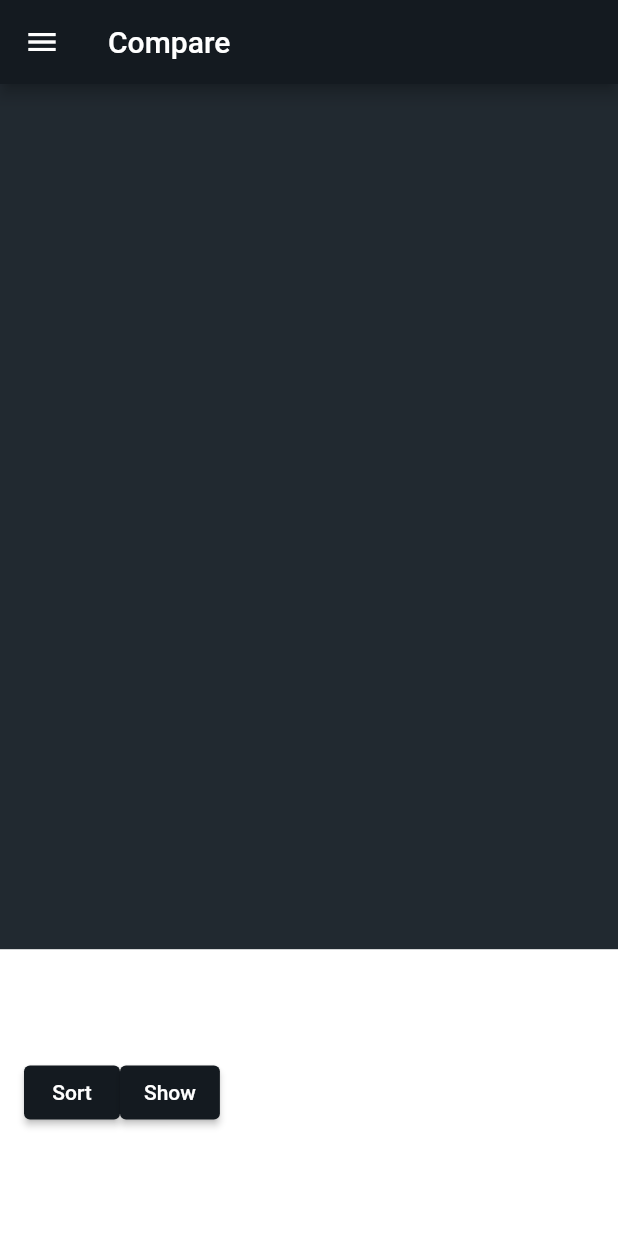
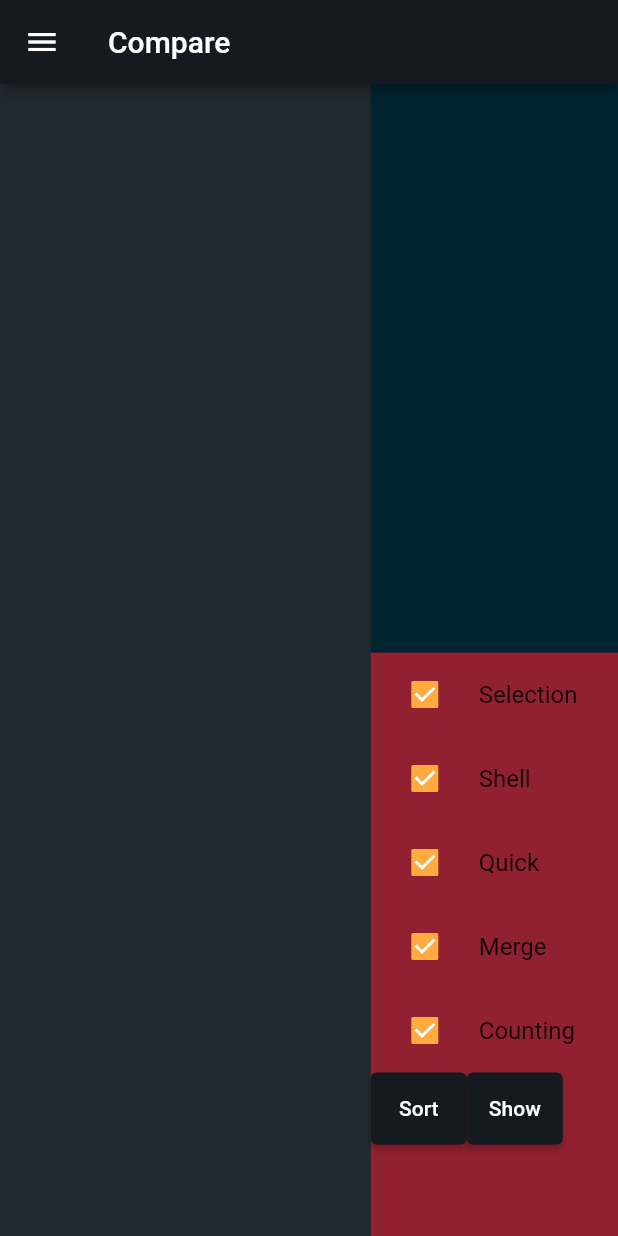
Before and after one commit to sejum-x/ASD, a Flutter app: the screen it shows after launch, on a phone screen of 412 x 824 dp. Run offline on Flutter 3.47's test engine with Material 2 defaults, Android fonts, the phone set to English and light mode, and no system bars; drawn by our look-alikes of hidden_drawer_menu; our stand-ins replace fl_chart.

Commit message:
cmp layout

```diff
--- a/lib/pages/compare.dart
+++ b/lib/pages/compare.dart
@@ -1,6 +1,7 @@
 // ignore_for_file: prefer_const_constructors
 
 import 'package:flutter/material.dart';
+import 'package:flutter_pj/backend/array.dart';
 import 'package:fl_chart/fl_chart.dart';
 
 class Compare extends StatefulWidget{
@@ -12,34 +13,131 @@ class Compare extends StatefulWidget{
 
 class _Compare extends State<Compare> {
   bool showChart = false; // Початково графік не відображається
-
+  bool? isSelection = true;
+  bool? isShell = true;
+  bool? isQuick = true;
+  bool? isMerge = true;
+  bool? isCounting = true;
   @override
   Widget build(BuildContext context) {
     return Scaffold(
       backgroundColor: Color(0xff212930),
-      body: Column(
+      body: Row(
         children: [
           Container(
-            height: MediaQuery.of(context).size.height * 0.7,
+            height: MediaQuery.of(context).size.height,
+            width: MediaQuery.of(context).size.width * 0.6,
             color: Color(0xff212930),
             child: showChart ? _LineChart() : SizedBox(), // Відображаємо графік, якщо showChart == true
             //child: _LineChart(),
           ),
+          Container(
+            height: MediaQuery.of(context).size.height,
+            width: MediaQuery.of(context).size.width * 0.4,
+            color: Color(0xff012430),
+            child: Column(
+              children: [
+                Container(
+                  height: MediaQuery.of(context).size.height * 0.46,
+                  width: MediaQuery.of(context).size.width * 0.4,
+                  color: Color(0xff012430),
+                ),
                 Expanded(
                   child: Container(
-              color: Color(0xffffffff),
-              padding: EdgeInsets.all(16.0), // Додайте відступи для красивого вигляду
-              child: Row(
-                mainAxisAlignment: MainAxisAlignment.start, // Вирівняти кнопку зліва
+                    color: Color(0xff912130),
+                    width: MediaQuery.of(context).size.width * 0.4,
+                    child: Column(
                       children: [
+                        CheckboxListTile(
+                          title: const Text('Selection'),
+                          value: isSelection,
+                          onChanged: (bool? newValue){
+                          setState(() {
+                             isSelection = newValue;
+                          });
+                          },
+                          activeColor: Colors.orangeAccent,
+                          checkColor: Colors.white,
+                          tileColor: Colors.black12,
+                          controlAffinity: ListTileControlAffinity.leading,
+                          tristate: true,
+                        ),
+
+                        CheckboxListTile(
+                          title: const Text('Shell'),
+                          value: isShell,
+                          onChanged: (bool? newValue){
+                            setState(() {
+                              isShell = newValue;
+                            });
+                          },
+                          activeColor: Colors.orangeAccent,
+                          checkColor: Colors.white,
+                          tileColor: Colors.black12,
+                          controlAffinity: ListTileControlAffinity.leading,
+                          tristate: true,
+                        ),
+
+                        CheckboxListTile(
+                          title: const Text('Quick'),
+                          value: isQuick,
+                          onChanged: (bool? newValue){
+                            setState(() {
+                              isQuick = newValue;
+                            });
+                          },
+                          activeColor: Colors.orangeAccent,
+                          checkColor: Colors.white,
+                          tileColor: Colors.black12,
+                          controlAffinity: ListTileControlAffinity.leading,
+                          tristate: true,
+                        ),
+
+                        CheckboxListTile(
+                          title: const Text('Merge'),
+                          value: isMerge,
+                          onChanged: (bool? newValue){
+                            setState(() {
+                              isMerge = newValue;
+                            });
+                          },
+                          activeColor: Colors.orangeAccent,
+                          checkColor: Colors.white,
+                          tileColor: Colors.black12,
+                          controlAffinity: ListTileControlAffinity.leading,
+                          tristate: true,
+                        ),
+
+                        CheckboxListTile(
+                          title: const Text('Counting'),
+                          value: isCounting,
+                          onChanged: (bool? newValue){
+                            setState(() {
+                              isCounting = newValue;
+                            });
+                          },
+                          activeColor: Colors.orangeAccent,
+                          checkColor: Colors.white,
+                          tileColor: Colors.black12,
+                          controlAffinity: ListTileControlAffinity.leading,
+                          tristate: true,
+                        ),
+
+                        Row(
+                          children: [
+                        //SizedBox(height: 16), // Простір між кнопками
                         ElevatedButton(
                           onPressed: () {
                             setState(() {
-
+                              // Ваш код для кнопки "Sort"
                             });
                           },
                           child: Text('Sort'),
+                          style: ElevatedButton.styleFrom(
+                            padding: EdgeInsets.symmetric(vertical: 16), // Додайте відступи
                           ),
+                        ),
+                        //SizedBox(height: 16), // Простір між кнопками
                         ElevatedButton(
                           onPressed: () {
                             setState(() {
@@ -47,16 +145,29 @@ class _Compare extends State<Compare> {
                             });
                           },
                           child: Text(showChart ? 'Hide' : 'Show'),
+                          style: ElevatedButton.styleFrom(
+                            padding: EdgeInsets.symmetric(vertical: 16), // Додайте відступи
+                          ),
+                        ),
+                        ],
                         ),
                       ],
                     ),
                   ),
-          )
+                ),
+
+              ],
+            ),
+          ),
         ],
       ),
     );
   }
 }
+
+/*class sortOptions{
+  bool? isShell;
+}*/
 
 class _LineChart extends StatelessWidget {
   @override
@@ -82,7 +193,6 @@ LineChartData get sampleData1 => LineChartData(
 List<LineChartBarData> get lineBarsData => [
   lineChartBarData1
 ];
-
 
 FlTitlesData get titlesData => FlTitlesData(
   bottomTitles: AxisTitles(
```
Lines whose indentation alone changed are shown as unchanged.
